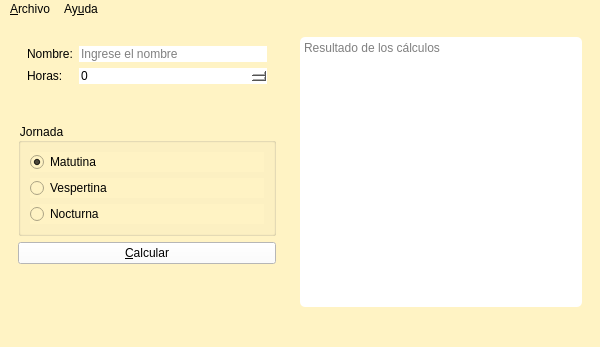
Old version of the form salarios.ui in the repository DavidBrito089/Salarios.
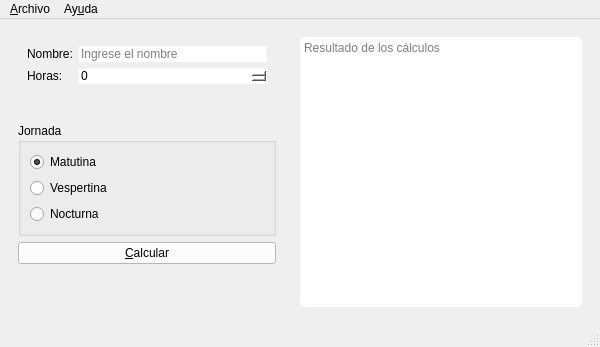
New version of the form. Icons and pictures are not drawn.

Patch:
```diff
--- a/salarios.ui
+++ b/salarios.ui
@@ -20,7 +20,7 @@
    <string>Salarios</string>
   </property>
   <property name="styleSheet">
-   <string notr="true">background-color: rgb(255, 243, 196);</string>
+   <string notr="true"/>
   </property>
   <widget class="QWidget" name="centralwidget">
    <layout class="QHBoxLayout" name="horizontalLayout_2">
```
Left out of the diff: 23 changed lines with no effect on the pictures.
